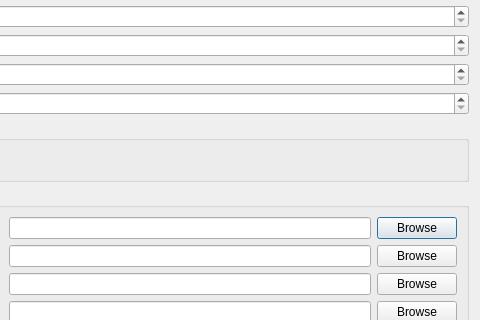
Above: qtgui/scenariodialog.ui from frabas/DISPLACE_GUI before the change; both pictures show x 155 to 635 and y 165 to 485 of the 635 by 619 pixel window. Below: the same form after it.
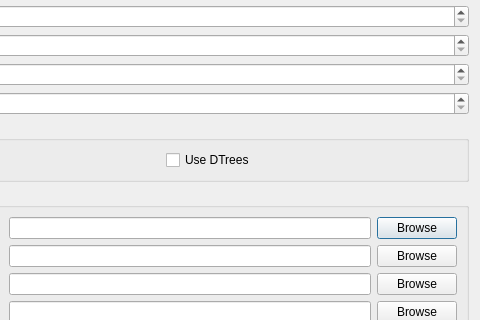
That is the form after the change.

What changed in the file:
```diff
--- a/qtgui/scenariodialog.ui
+++ b/qtgui/scenariodialog.ui
@@ -310,6 +310,13 @@
         </property>
        </widget>
       </item>
+      <item row="0" column="1">
+       <widget class="QCheckBox" name="useDTree">
+        <property name="text">
+         <string>Use DTrees</string>
+        </property>
+       </widget>
+      </item>
      </layout>
     </widget>
    </item>
```
